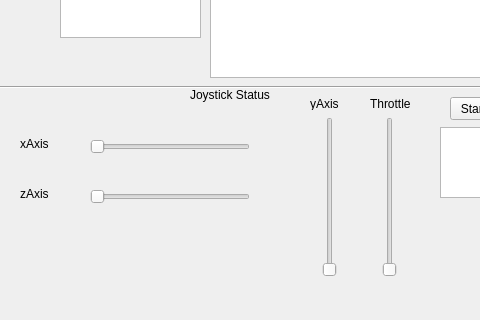
Before: the Qt Designer form src/mainwindow.ui in pb346/flight_simulator, drawn with Qt 5; both pictures show x 0 to 480 and y 390 to 710 of the 1350 by 710 pixel window.
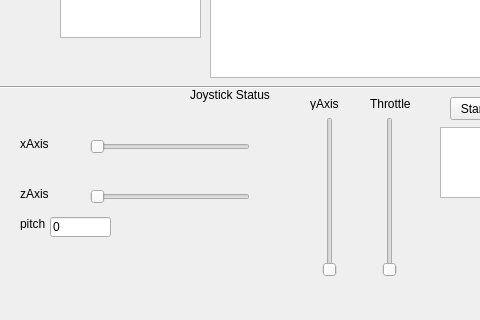
After: the same form once the commit is applied. Icons and pictures are not drawn.

Diff of the .ui file:
```diff
--- a/src/mainwindow.ui
+++ b/src/mainwindow.ui
@@ -993,6 +993,32 @@
      <bool>false</bool>
     </property>
    </widget>
+   <widget class="QLineEdit" name="pitch">
+    <property name="geometry">
+     <rect>
+      <x>50</x>
+      <y>590</y>
+      <width>61</width>
+      <height>20</height>
+     </rect>
+    </property>
+    <property name="text">
+     <string>0</string>
+    </property>
+   </widget>
+   <widget class="QLabel" name="label_29">
+    <property name="geometry">
+     <rect>
+      <x>20</x>
+      <y>590</y>
+      <width>47</width>
+      <height>13</height>
+     </rect>
+    </property>
+    <property name="text">
+     <string>pitch</string>
+    </property>
+   </widget>
   </widget>
   <widget class="QMenuBar" name="menuBar">
    <property name="geometry">
```
